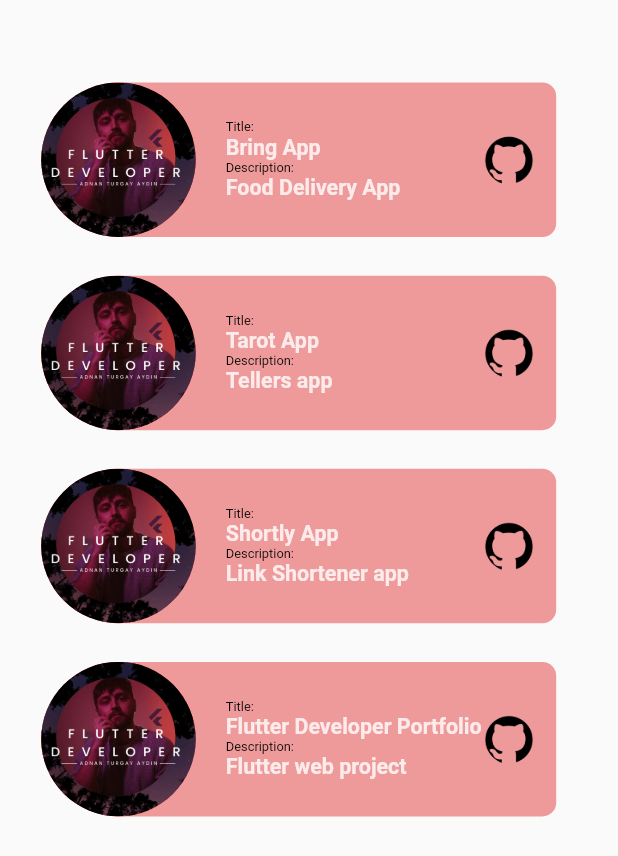
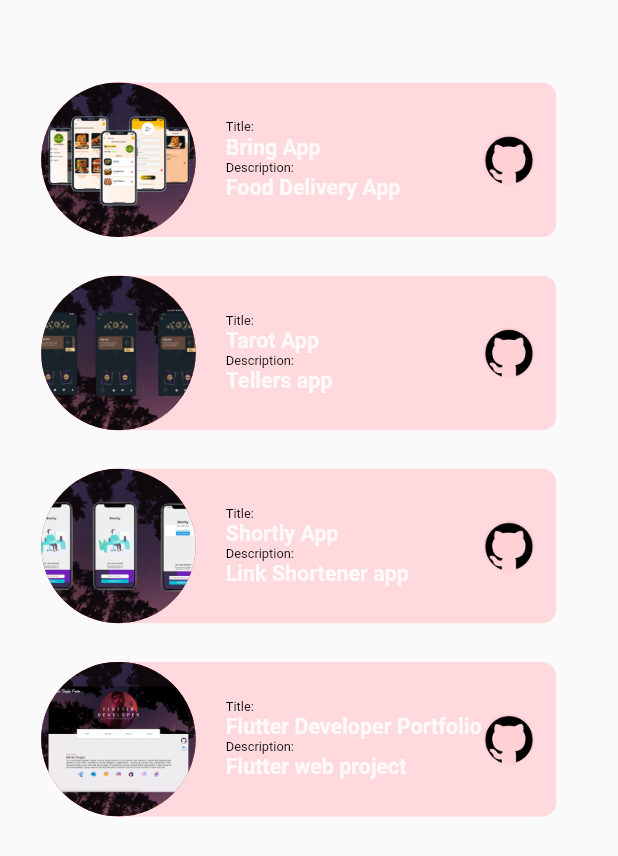
Before and after one commit to taydinadnan/turgaydin-web, a Flutter app: the MyWorkPage widget shown alone on an empty page, opened directly with empty values, on a phone screen of 412 x 824 dp. Shown: the top 856 px of the screen. Run offline on Flutter 3.47's test engine with Material 2 defaults, Android fonts, the phone set to English and light mode, and no system bars; our stand-ins replace carousel_slider, firebase_core; missing offline and left inert: collapsible_sidebar, contactus, dart:js, mb_contact_form, tab_container; accounts and stored records are empty; Roboto replaces fonts that are missing (OpenSans-CondLight, OpenSans-CondLightItalic).

Commit message:
my work page design and git navigation

```diff
--- a/lib/providers/sidebar/side_bar_notifier.dart
+++ b/lib/providers/sidebar/side_bar_notifier.dart
@@ -68,22 +68,29 @@ class SideBarNotifier with ChangeNotifier {
     const ProjectsWidget(
       projectName: "Bring App",
       description: "Food Delivery App",
-      image: "assets/logo/thumbnail.png",
+      image: "assets/logo/bring 1.png",
     ),
     const ProjectsWidget(
       projectName: "Tarot App",
       description: "Tellers app",
-      image: "assets/logo/thumbnail.png",
+      image: "assets/logo/tarot 3.png",
     ),
     const ProjectsWidget(
       projectName: "Shortly App",
       description: "Link Shortener app",
-      image: "assets/logo/thumbnail.png",
+      image: "assets/logo/shortly 3.png",
     ),
     const ProjectsWidget(
       projectName: "Flutter Developer Portfolio",
       description: "Flutter web project",
-      image: "assets/logo/thumbnail.png",
+      image: "assets/logo/site 5.png",
     ),
   ];
+
+  List<String> descriptions = [
+    "This is a flutter project that has 4 apps: Users App, Sellers App, Riders App and Admin Web Portal.",
+    "This is a flutter project that has 2 apps: Tarot App and Tellers Web portal. When users send request, tellers can see it on web portal.",
+    "This is a flutter project that has 1 app: This app uses shortly api to shorten url/links.",
+    "This is a flutter web project. Responsive for both desktop browsers and mobile browsers."
+  ];
 }
--- a/lib/utils/carousel.dart
+++ b/lib/utils/carousel.dart
@@ -28,9 +28,9 @@ class DestinationCarouselState extends State<DestinationCarousel> {
   int _current = 0;
 
   final List<String> images = [
-    'assets/logo/bringappIcon.png',
-    'assets/logo/shortlyIcon.png',
-    'assets/logo/tarotIcon.png',
+    'assets/logo/bring 1.png',
+    'assets/logo/shortly 3.png',
+    'assets/logo/tarot 3.png',
   ];
 
   final List<String> places = [
--- a/lib/view/myWork/pages/my_work_page.dart
+++ b/lib/view/myWork/pages/my_work_page.dart
@@ -1,12 +1,9 @@
+import 'dart:js' as js;
+
 import 'package:flutter/material.dart';
-import 'package:tab_container/tab_container.dart';
 import 'package:turgaydin/providers/sidebar/side_bar_notifier.dart';
+import 'package:turgaydin/utils/on_hover_button.dart';
 import 'package:turgaydin/utils/responsive.dart';
-import 'package:turgaydin/utils/styles.dart';
-import 'package:turgaydin/view/aboutMe/widgets/education.dart';
-import 'package:turgaydin/view/aboutMe/widgets/personal.dart';
-import 'package:turgaydin/view/aboutMe/widgets/skills.dart';
-import 'package:turgaydin/view/myWork/widgets/projects.dart';
 
 class MyWorkPage extends StatelessWidget {
   const MyWorkPage({Key? key, required this.screenSize}) : super(key: key);
@@ -35,8 +32,17 @@ class MyWorkPage extends StatelessWidget {
                               return FittedBox(
                                 child: Padding(
                                   padding: const EdgeInsets.only(bottom: 25.0),
+                                  child: GestureDetector(
+                                    onTap: () {
+                                      if (index == 0) {
+                                        print("index 0");
+                                      } else if (index == 1) {
+                                        print("index 1");
+                                      }
+                                    },
                                     child: SideBarNotifier
                                         .getInstance.projects[index],
+                                  ),
                                 ),
                               );
                             }),
@@ -47,17 +53,15 @@ class MyWorkPage extends StatelessWidget {
               ],
             ),
           )
-        : Padding(
-            padding: EdgeInsets.only(top: 50.0, left: screenSize.width / 6),
+        : FittedBox(
             child: Row(
               children: [
-                FittedBox(
-                  child: Container(
-                    height: screenSize.height * 2,
-                    width: screenSize.width / 1.5,
+                Container(
+                  height: screenSize.height * 1.4,
+                  width: screenSize.width / 2.4,
                   // padding: const EdgeInsets.fromLTRB(0, 20, 0, 0),
                   child: Column(
-                      mainAxisSize: MainAxisSize.min,
+                    mainAxisSize: MainAxisSize.max,
                     children: [
                       Expanded(
                         child: ListView.builder(
@@ -67,10 +71,34 @@ class MyWorkPage extends StatelessWidget {
                             itemBuilder: (context, index) {
                               return FittedBox(
                                 child: Padding(
-                                    padding:
-                                        const EdgeInsets.only(bottom: 50.0),
+                                  padding: const EdgeInsets.only(bottom: 50.0),
+                                  child: GestureDetector(
+                                    onTap: () {
+                                      if (index == 0) {
+                                        print("index 0");
+                                        js.context.callMethod('open', [
+                                          "https://github.com/taydinadnan/BringApp-Delivery-service-app"
+                                        ]);
+                                      } else if (index == 1) {
+                                        print("index 1");
+                                        js.context.callMethod('open', [
+                                          "https://github.com/taydinadnan/imparatarot"
+                                        ]);
+                                      } else if (index == 2) {
+                                        print("index 1");
+                                        js.context.callMethod('open', [
+                                          "https://github.com/taydinadnan/grisoftware-shortly-challange"
+                                        ]);
+                                      } else if (index == 3) {
+                                        print("index 1");
+                                        js.context.callMethod('open', [
+                                          "https://github.com/taydinadnan/turgaydin-web"
+                                        ]);
+                                      }
+                                    },
                                     child: SideBarNotifier
                                         .getInstance.projects[index],
+                                  ),
                                 ),
                               );
                             }),
@@ -78,7 +106,6 @@ class MyWorkPage extends StatelessWidget {
                     ],
                   ),
                 ),
-                )
               ],
             ),
           );
--- a/lib/view/myWork/widgets/projects.dart
+++ b/lib/view/myWork/widgets/projects.dart
@@ -29,7 +29,7 @@ class ProjectsWidget extends StatelessWidget {
                 child: Container(
                   decoration: BoxDecoration(
                     borderRadius: BorderRadius.circular(16),
-                    color: Colors.red.shade200,
+                    color: Colors.red.shade100.withOpacity(0.7),
                   ),
                   child: Padding(
                     padding: const EdgeInsets.all(25.0),
@@ -72,7 +72,7 @@ class ProjectsWidget extends StatelessWidget {
                         ),
                         CircleAvatar(
                           radius: 30,
-                          backgroundColor: Colors.red.shade200,
+                          backgroundColor: Colors.red.shade100.withOpacity(0.7),
                           backgroundImage: AssetImage("assets/logo/github.png"),
                         )
                       ],
```
Also changed, not shown: assets/logo/bgforWorks.png (added), assets/logo/bring 1.png (added), assets/logo/shortly 3.png (added), assets/logo/site 5.png (added), assets/logo/tarot 3.png (added). Lines whose indentation alone changed are shown as unchanged.
